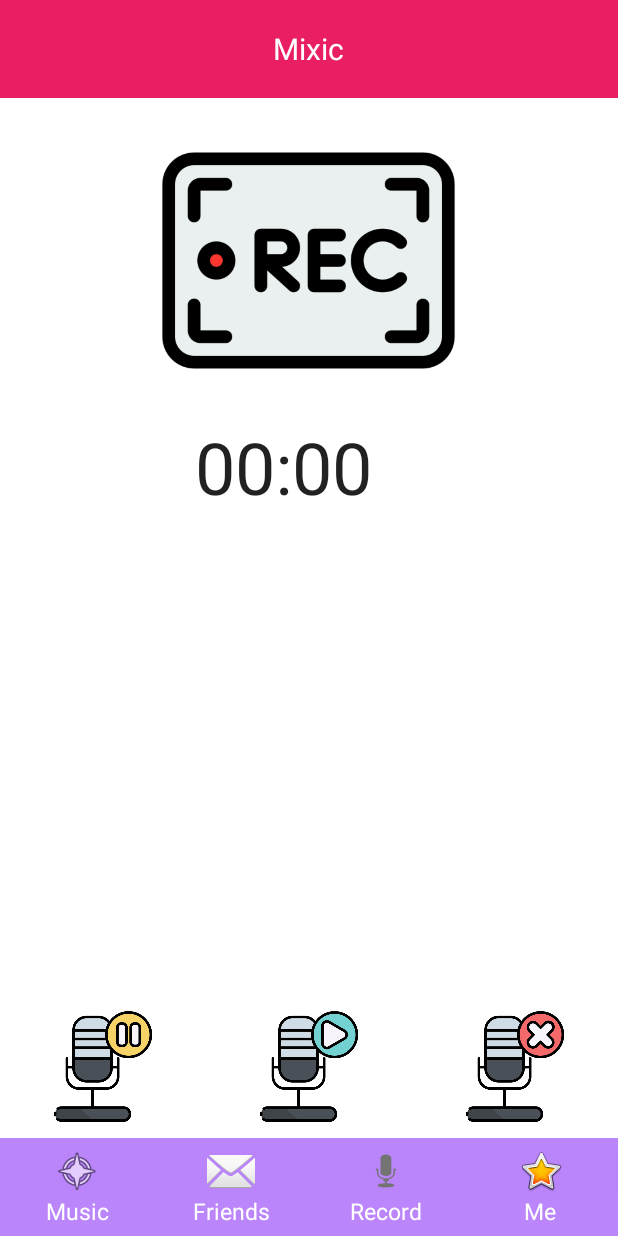
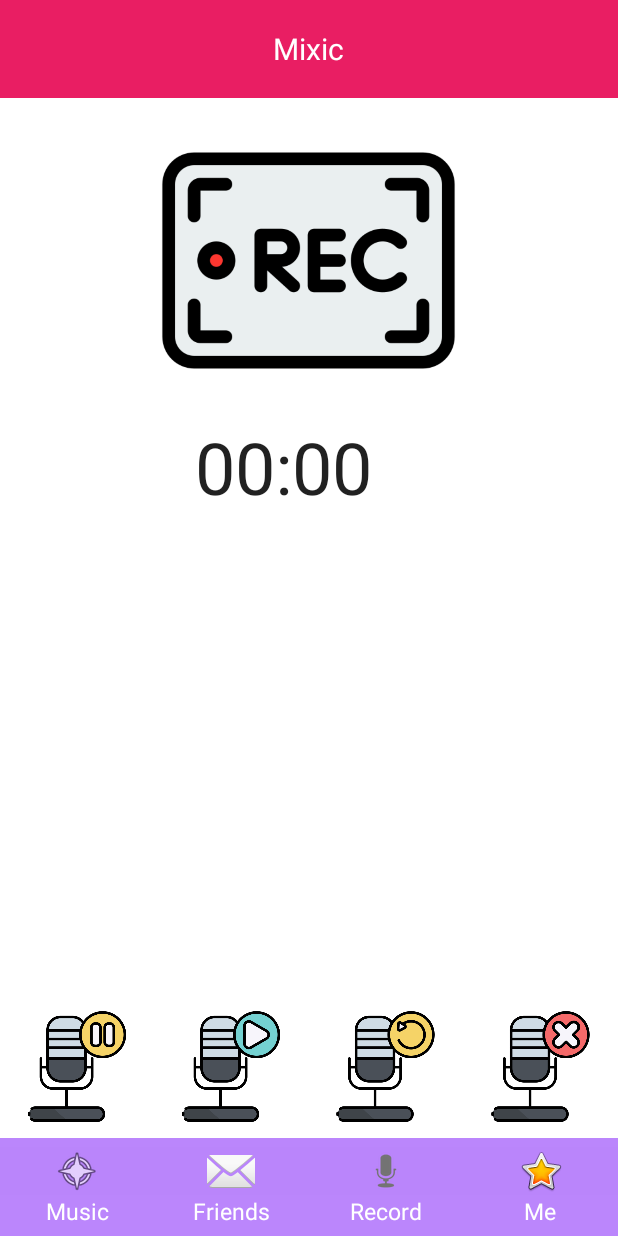
Before and after one commit to xxialingfeng/Team12_final_project, an Android app: the fragment recordFragment placed in its activity, on a phone screen of 412 x 824 dp. Run offline under Robolectric (Android 15) with nearby library versions, the phone set to English and light mode, and no system bars; our stand-ins replace Firebase (no records; nobody signed in at launch, a user with empty details on screens opened directly).

```diff
--- a/app/src/main/res/layout/tab03.xml
+++ b/app/src/main/res/layout/tab03.xml
@@ -60,6 +60,16 @@
             android:src="@drawable/record_start" />
 
         <ImageButton
+            android:id="@+id/playButton"
+            android:layout_width="0dp"
+            android:layout_height="wrap_content"
+            android:layout_weight="1"
+            android:adjustViewBounds="true"
+            android:background="@null"
+            android:scaleType="fitCenter"
+            android:src="@drawable/record_play" />
+
+        <ImageButton
             android:id="@+id/deleteButton"
             android:layout_width="0dp"
             android:layout_height="wrap_content"
```
Also changed, not shown: app/src/main/java/edu/northeastern/group_project_team12/recordFragment.java (+42 -0 lines), app/src/main/res/drawable/record_play.png (added).
